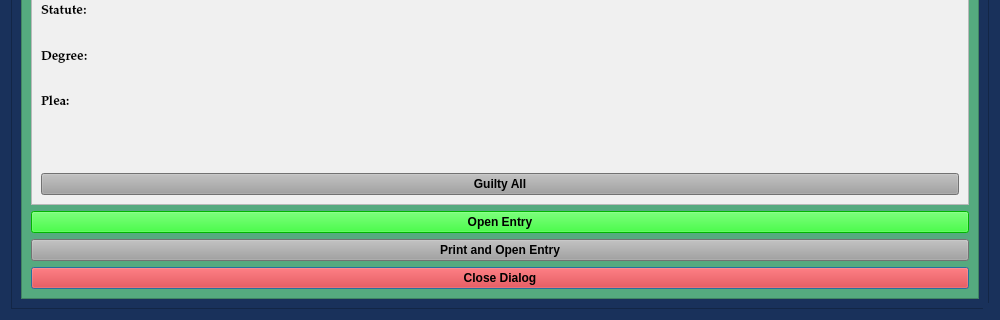
Before: the Qt Designer form views/ui/LeapPleaShortDialog.ui in HunterProgram22/MuniEntry, drawn with Qt 5; both pictures show x 0 to 1000 and y 472 to 792 of the 1000 by 792 pixel window.
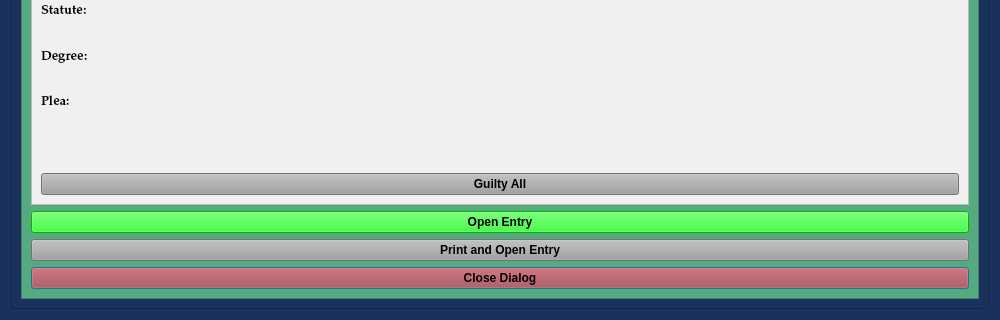
After: the same form once the commit is applied.

Commit message: Updated button colors.

```diff
--- a/views/ui/LeapPleaShortDialog.ui
+++ b/views/ui/LeapPleaShortDialog.ui
@@ -177,15 +177,15 @@
           <rect>
            <x>0</x>
            <y>0</y>
-           <width>960</width>
-           <height>752</height>
+           <width>956</width>
+           <height>748</height>
           </rect>
          </property>
          <layout class="QGridLayout" name="gridLayout_5" rowstretch="1,2,2,4,1,0,0,0">
           <item row="7" column="0">
            <widget class="QPushButton" name="close_dialog_Button">
             <property name="styleSheet">
-             <string notr="true">background-color: rgb(255, 0, 0);</string>
+             <string notr="true">background-color: rgb(170, 58, 63);</string>
             </property>
             <property name="text">
              <string>Close Dialog</string>
```
The commit also changes 10 other files.
